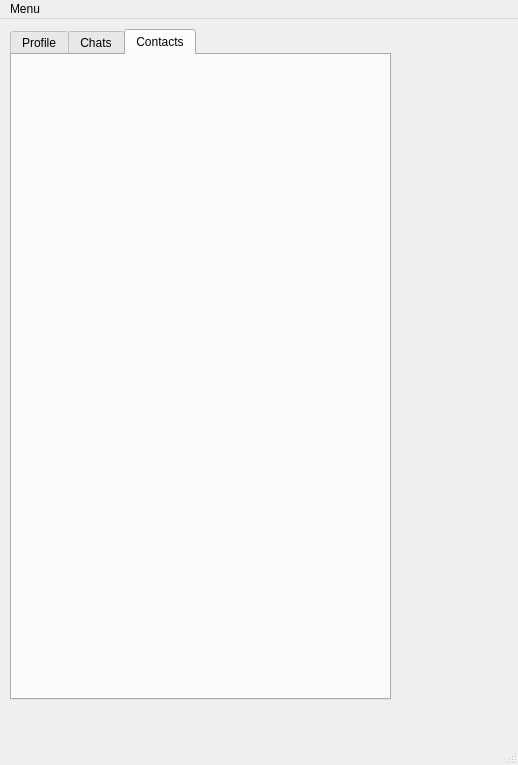
The window that mainwindow.ui (Knigan/Qt-Messenger) describes before a commit, drawn with Qt 5.
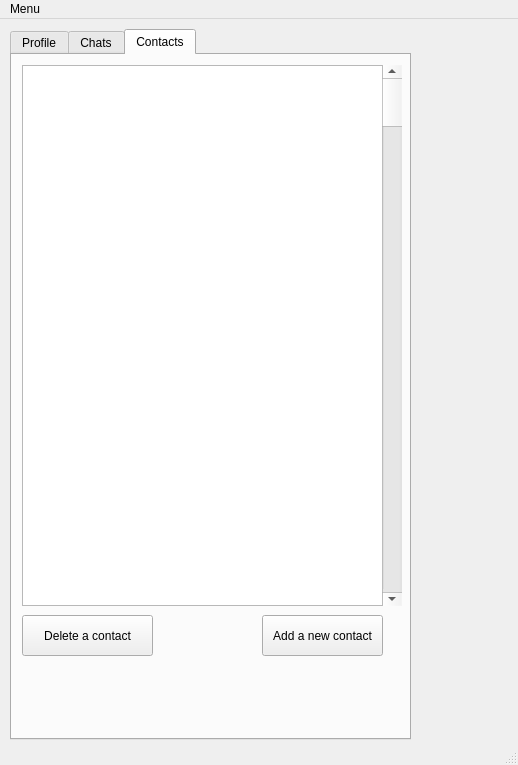
The same window after the commit. The open tabs and pages were chosen to show the change.

```diff
--- a/mainwindow.ui
+++ b/mainwindow.ui
@@ -19,8 +19,8 @@
      <rect>
       <x>10</x>
       <y>10</y>
-      <width>381</width>
-      <height>671</height>
+      <width>401</width>
+      <height>711</height>
      </rect>
     </property>
     <property name="toolTip">
@@ -190,6 +190,68 @@
      <attribute name="title">
       <string>Contacts</string>
      </attribute>
+     <widget class="QTableView" name="ContactsTableView">
+      <property name="geometry">
+       <rect>
+        <x>10</x>
+        <y>10</y>
+        <width>361</width>
+        <height>541</height>
+       </rect>
+      </property>
+     </widget>
+     <widget class="QPushButton" name="AddContactButton">
+      <property name="geometry">
+       <rect>
+        <x>250</x>
+        <y>560</y>
+        <width>121</width>
+        <height>41</height>
+       </rect>
+      </property>
+      <property name="text">
+       <string>Add a new contact</string>
+      </property>
+     </widget>
+     <widget class="QPushButton" name="DeleteContactButton">
+      <property name="geometry">
+       <rect>
+        <x>10</x>
+        <y>560</y>
+        <width>131</width>
+        <height>41</height>
+       </rect>
+      </property>
+      <property name="text">
+       <string>Delete a contact</string>
+      </property>
+     </widget>
+     <widget class="QScrollBar" name="verticalScrollBar">
+      <property name="geometry">
+       <rect>
+        <x>370</x>
+        <y>10</y>
+        <width>20</width>
+        <height>541</height>
+       </rect>
+      </property>
+      <property name="orientation">
+       <enum>Qt::Vertical</enum>
+      </property>
+     </widget>
+     <widget class="QLabel" name="ContactsSuccessLabel">
+      <property name="geometry">
+       <rect>
+        <x>10</x>
+        <y>610</y>
+        <width>381</width>
+        <height>21</height>
+       </rect>
+      </property>
+      <property name="text">
+       <string/>
+      </property>
+     </widget>
     </widget>
    </widget>
   </widget>
```
Left out of the diff: 9 changed lines with no effect on the pictures.
